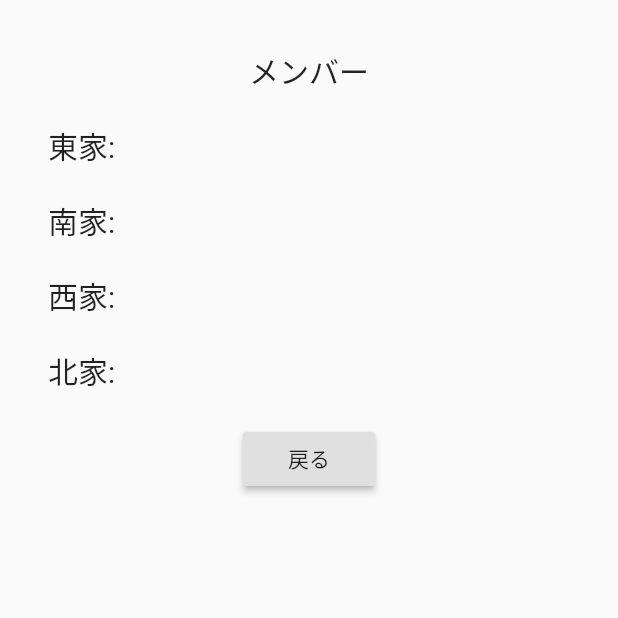
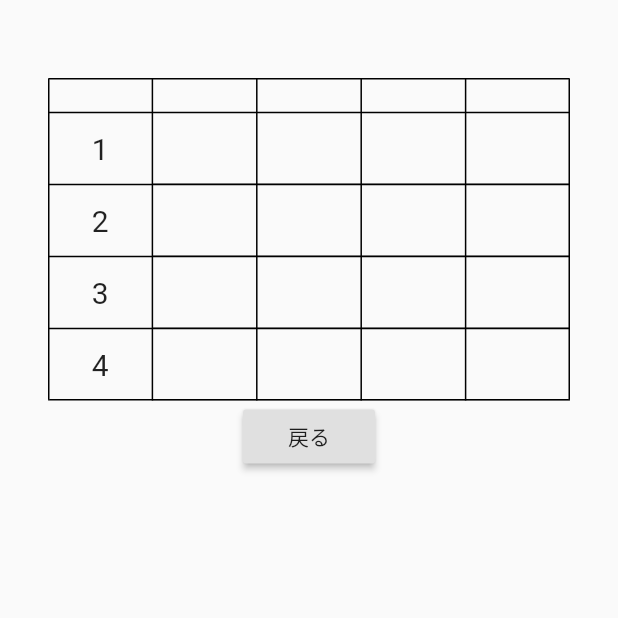
Before and after one commit to odmishien/my_first_flutter, a Flutter app: the GamePage screen opened by its route, on a phone screen of 412 x 824 dp, the top half of it. Run offline on Flutter 3.47's test engine with Material 2 defaults, Android fonts, the phone set to English and light mode, and no system bars.

Commit message:
add table

```diff
--- a/lib/main.dart
+++ b/lib/main.dart
@@ -36,6 +36,7 @@ class MainPage extends StatelessWidget {
             onPressed: () {},
           )
         ],
+        backgroundColor: Colors.green,
       ),
       body: MemberForm(),
     );
@@ -67,48 +68,107 @@ class GamePage extends StatelessWidget {
               padding: EdgeInsets.all(32.0),
               child: Column(
                 children: <Widget>[
-                  Text('メンバー'),
                   SizedBox(height: 20),
-                  Row(
-                    children: <Widget>[
-                      Expanded(flex: 3, child: Text('東家: ')),
-                      Expanded(
-                        flex: 7,
-                        child: Text(this.tonchaName),
+                  Table(
+                    border: TableBorder.all(),
+                    defaultVerticalAlignment: TableCellVerticalAlignment.middle,
+                    children: [
+                      TableRow(
+                        children: [
+                          Container(),
+                          Text(
+                            this.tonchaName,
+                            textAlign: TextAlign.center,
+                          ),
+                          Text(
+                            this.nanchaName,
+                            textAlign: TextAlign.center,
+                          ),
+                          Text(
+                            this.shachaName,
+                            textAlign: TextAlign.center,
+                          ),
+                          Text(
+                            this.pechaName,
+                            textAlign: TextAlign.center,
+                          ),
+                        ],
                       ),
+                      TableRow(children: [
+                        Text(
+                          '1',
+                          textAlign: TextAlign.center,
+                        ),
+                        TextField(
+                          keyboardType: TextInputType.number,
+                        ),
+                        TextField(
+                          keyboardType: TextInputType.number,
+                        ),
+                        TextField(
+                          keyboardType: TextInputType.number,
+                        ),
+                        TextField(
+                          keyboardType: TextInputType.number,
+                        ),
+                      ]),
+                      TableRow(children: [
+                        Text(
+                          '2',
+                          textAlign: TextAlign.center,
+                        ),
+                        TextField(
+                          keyboardType:
+                              TextInputType.numberWithOptions(signed: true),
+                        ),
+                        TextField(
+                          keyboardType: TextInputType.number,
+                        ),
+                        TextField(
+                          keyboardType: TextInputType.number,
+                        ),
+                        TextField(
+                          keyboardType: TextInputType.number,
+                        ),
+                      ]),
+                      TableRow(children: [
+                        Text(
+                          '3',
+                          textAlign: TextAlign.center,
+                        ),
+                        TextField(
+                          keyboardType: TextInputType.number,
+                        ),
+                        TextField(
+                          keyboardType: TextInputType.number,
+                        ),
+                        TextField(
+                          keyboardType: TextInputType.number,
+                        ),
+                        TextField(
+                          keyboardType: TextInputType.number,
+                        ),
+                      ]),
+                      TableRow(children: [
+                        Text(
+                          '4',
+                          textAlign: TextAlign.center,
+                        ),
+                        TextField(
+                          keyboardType: TextInputType.number,
+                        ),
+                        TextField(
+                          keyboardType: TextInputType.number,
+                        ),
+                        TextField(
+                          keyboardType: TextInputType.number,
+                        ),
+                        TextField(
+                          keyboardType: TextInputType.number,
+                        ),
+                      ]),
                     ],
                   ),
-                  SizedBox(height: 20),
-                  Row(
-                    children: <Widget>[
-                      Expanded(flex: 3, child: Text('南家: ')),
-                      Expanded(
-                        flex: 7,
-                        child: Text(this.nanchaName),
-                      ),
-                    ],
-                  ),
-                  SizedBox(height: 20),
-                  Row(
-                    children: <Widget>[
-                      Expanded(flex: 3, child: Text('西家: ')),
-                      Expanded(
-                        flex: 7,
-                        child: Text(this.shachaName),
-                      ),
-                    ],
-                  ),
-                  SizedBox(height: 20),
-                  Row(
-                    children: <Widget>[
-                      Expanded(flex: 3, child: Text('北家: ')),
-                      Expanded(
-                        flex: 7,
-                        child: Text(this.pechaName),
-                      ),
-                    ],
-                  ),
-                  SizedBox(height: 20),
                   Center(
                     child: Column(
                       mainAxisSize: MainAxisSize.min,
```
Also changed, not shown: 3 other files.
